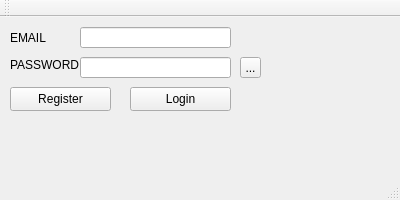
Qt form Triviador/TriviadorGUI/MainWindow.ui (stefandananau/Triviador) before a commit.
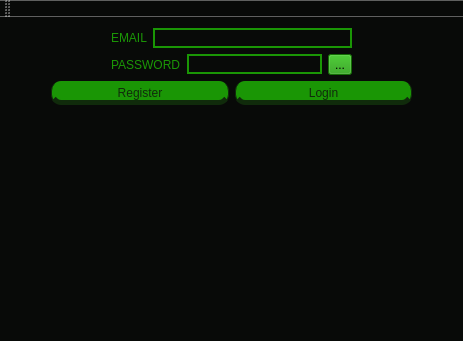
The same form after that commit. Icons and pictures are not drawn.

Commit message: updated login screen design

The edit to the form file:
```diff
--- a/Triviador/TriviadorGUI/MainWindow.ui
+++ b/Triviador/TriviadorGUI/MainWindow.ui
@@ -6,132 +6,197 @@
    <rect>
     <x>0</x>
     <y>0</y>
-    <width>400</width>
-    <height>200</height>
+    <width>463</width>
+    <height>341</height>
    </rect>
   </property>
   <property name="windowTitle">
    <string>Launcher</string>
   </property>
+  <property name="styleSheet">
+   <string notr="true"> background-color: rgb(8, 10, 8);</string>
+  </property>
   <widget class="QWidget" name="centralWidget">
-   <widget class="QLineEdit" name="lineEdit_2">
-    <property name="geometry">
-     <rect>
-      <x>80</x>
-      <y>40</y>
-      <width>151</width>
-      <height>21</height>
-     </rect>
-    </property>
-    <property name="echoMode">
-     <enum>QLineEdit::Password</enum>
-    </property>
-   </widget>
-   <widget class="QLineEdit" name="lineEdit">
-    <property name="geometry">
-     <rect>
-      <x>80</x>
-      <y>10</y>
-      <width>151</width>
-      <height>21</height>
-     </rect>
-    </property>
-   </widget>
-   <widget class="QLabel" name="label_3">
-    <property name="geometry">
-     <rect>
-      <x>10</x>
-      <y>40</y>
-      <width>71</width>
-      <height>16</height>
-     </rect>
-    </property>
-    <property name="text">
-     <string>PASSWORD</string>
-    </property>
-   </widget>
-   <widget class="QPushButton" name="pushButton">
-    <property name="geometry">
-     <rect>
-      <x>10</x>
-      <y>70</y>
-      <width>101</width>
-      <height>24</height>
-     </rect>
-    </property>
-    <property name="text">
-     <string>Register</string>
-    </property>
-   </widget>
-   <widget class="QPushButton" name="pushButton_2">
-    <property name="geometry">
-     <rect>
-      <x>130</x>
-      <y>70</y>
-      <width>101</width>
-      <height>24</height>
-     </rect>
-    </property>
-    <property name="text">
-     <string>Login</string>
-    </property>
-   </widget>
-   <widget class="QLabel" name="label_2">
-    <property name="geometry">
-     <rect>
-      <x>10</x>
-      <y>10</y>
-      <width>61</width>
-      <height>21</height>
-     </rect>
-    </property>
-    <property name="text">
-     <string>EMAIL</string>
-    </property>
-   </widget>
-   <widget class="QLabel" name="label">
-    <property name="geometry">
-     <rect>
-      <x>10</x>
-      <y>100</y>
-      <width>221</width>
-      <height>16</height>
-     </rect>
-    </property>
-    <property name="text">
-     <string/>
-    </property>
-   </widget>
-   <widget class="QToolButton" name="toolButton">
-    <property name="geometry">
-     <rect>
-      <x>240</x>
-      <y>40</y>
-      <width>21</width>
-      <height>21</height>
-     </rect>
-    </property>
-    <property name="autoFillBackground">
-     <bool>false</bool>
-    </property>
-    <property name="text">
-     <string>...</string>
-    </property>
-    <property name="icon">
-     <iconset>
-      <normaloff>images/password-eye.png</normaloff>images/password-eye.png</iconset>
-    </property>
-   </widget>
-  </widget>
-  <widget class="QMenuBar" name="menuBar">
-   <property name="geometry">
-    <rect>
-     <x>0</x>
-     <y>0</y>
-     <width>400</width>
-     <height>22</height>
-    </rect>
-   </property>
+   <layout class="QVBoxLayout" name="verticalLayout">
+    <item>
+     <layout class="QHBoxLayout" name="horizontalLayout_4">
+      <property name="leftMargin">
+       <number>100</number>
+      </property>
+      <property name="rightMargin">
+       <number>100</number>
+      </property>
+      <item>
+       <widget class="QLabel" name="label_2">
+        <property name="styleSheet">
+         <string notr="true">font:  bold large &quot;Fantasy&quot;;
+color: rgb(26, 150, 5);</string>
+        </property>
+        <property name="text">
+         <string>EMAIL</string>
+        </property>
+       </widget>
+      </item>
+      <item>
+       <widget class="QLineEdit" name="lineEdit">
+        <property name="styleSheet">
+         <string notr="true">color: rgb(26, 150, 5);
+border:2px solid  rgb(26, 150, 5);</string>
+        </property>
+       </widget>
+      </item>
+     </layout>
+    </item>
+    <item>
+     <layout class="QHBoxLayout" name="horizontalLayout_5">
+      <property name="leftMargin">
+       <number>100</number>
+      </property>
+      <property name="rightMargin">
+       <number>100</number>
+      </property>
+      <item>
+       <layout class="QHBoxLayout" name="horizontalLayout_3">
+        <item>
+         <widget class="QLabel" name="label_3">
+          <property name="styleSheet">
+           <string notr="true">font:  bold large &quot;Monospace&quot;;
+color: rgb(26, 150, 5);</string>
+          </property>
+          <property name="text">
+           <string>PASSWORD</string>
+          </property>
+         </widget>
+        </item>
+        <item>
+         <widget class="QLineEdit" name="lineEdit_2">
+          <property name="styleSheet">
+           <string notr="true">color: rgb(26, 150, 5);
+border:2px solid  rgb(26, 150, 5);</string>
+          </property>
+          <property name="echoMode">
+           <enum>QLineEdit::Password</enum>
+          </property>
+         </widget>
+        </item>
+       </layout>
+      </item>
+      <item>
+       <widget class="QToolButton" name="toolButton">
+        <property name="autoFillBackground">
+         <bool>false</bool>
+        </property>
+        <property name="styleSheet">
+         <string notr="true">
+background-color: rgb(26, 150, 5);</string>
+        </property>
+        <property name="text">
+         <string>...</string>
+        </property>
+        <property name="icon">
+         <iconset>
+          <normaloff>images/password-eye.png</normaloff>images/password-eye.png</iconset>
+        </property>
+       </widget>
+      </item>
+     </layout>
+    </item>
+    <item>
+     <layout class="QHBoxLayout" name="horizontalLayout_2">
+      <property name="leftMargin">
+       <number>40</number>
+      </property>
+      <property name="topMargin">
+       <number>0</number>
+      </property>
+      <property name="rightMargin">
+       <number>40</number>
+      </property>
+      <item>
+       <widget class="QPushButton" name="pushButton">
+        <property name="styleSheet">
+         <string notr="true">QPushButton{
+	background-color: rgb(26, 150, 5);
+	border: none;
+	padding-top: 5px;
+	color: rgb(62, 191, 40);
+	border-radius:10px;
+	border-left:  1px solid rgb(16, 43, 11);
+	border-right: 1px solid rgb(16, 43, 11);
+	border-bottom: 5px solid rgb(16, 43, 11);
+font: bold large &quot;Monospace&quot;;
+	color: rgb(16, 43, 11);
+
+}
+QPushButton:hover {
+	background-color: rgb(55, 173, 35);
+	border-left:  1px solid rgb(16, 43, 11);
+	border-right: 1px solid rgb(16, 43, 11);
+	border-bottom: 5px solid rgb(16, 43, 11);
+}
+QPushButton:pressed {
+	background-color: rgb(52, 204, 27);
+	border-left:  1px solid rgb(16, 43, 11);
+	border-right: 1px solid rgb(16, 43, 11);
+	border-top: 5px solid rgb(16, 43, 11);
+	padding-top: -5px;
+	border-bottom: none;
+}</string>
+        </property>
+        <property name="text">
+         <string>Register</string>
+        </property>
+       </widget>
+      </item>
+      <item>
+       <widget class="QPushButton" name="pushButton_2">
+        <property name="styleSheet">
+         <string notr="true">QPushButton{
+	background-color: rgb(26, 150, 5);
+	border: none;
+	padding-top: 5px;
+	color: rgb(62, 191, 40);
+	border-radius:10px;
+	border-left:  1px solid rgb(16, 43, 11);
+	border-right: 1px solid rgb(16, 43, 11);
+	border-bottom: 5px solid rgb(16, 43, 11);
+	font: bold large &quot;Monospace&quot;;
+	color: rgb(16, 43, 11);
+}
+QPushButton:hover {
+	background-color: rgb(55, 173, 35);
+	border-left:  1px solid rgb(16, 43, 11);
+	border-right: 1px solid rgb(16, 43, 11);
+	border-bottom: 5px solid rgb(16, 43, 11);
+}
+QPushButton:pressed {
+	background-color: rgb(52, 204, 27);
+	border-left:  1px solid rgb(16, 43, 11);
+	border-right: 1px solid rgb(16, 43, 11);
+	border-top: 5px solid rgb(16, 43, 11);
+	padding-top: -5px;
+	border-bottom: none;
+}
+</string>
+        </property>
+        <property name="text">
+         <string>Login</string>
+        </property>
+       </widget>
+      </item>
+     </layout>
+    </item>
+    <item>
+     <widget class="QLabel" name="label">
+      <property name="styleSheet">
+       <string notr="true">color: rgb(26, 150, 5);</string>
+      </property>
+      <property name="text">
+       <string/>
+      </property>
+     </widget>
+    </item>
+   </layout>
   </widget>
   <widget class="QToolBar" name="mainToolBar">
    <attribute name="toolBarArea">
```
The commit also changes 1 other file.
